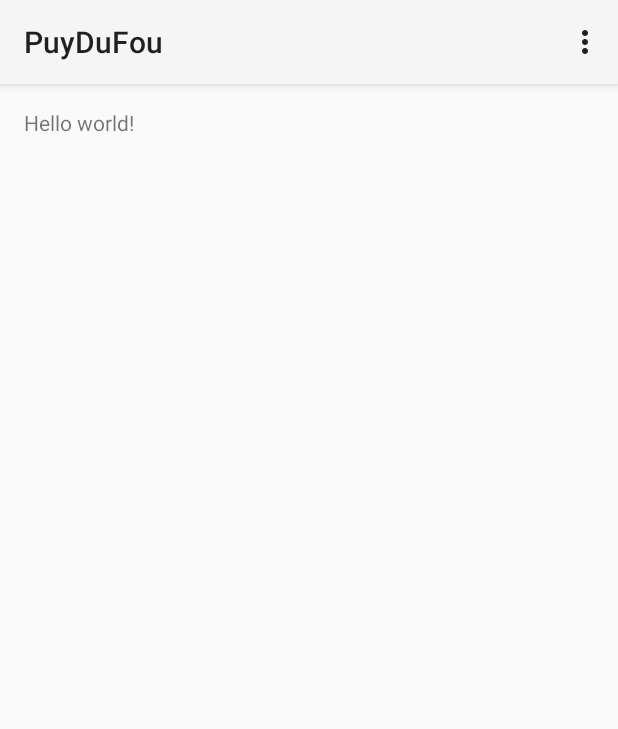
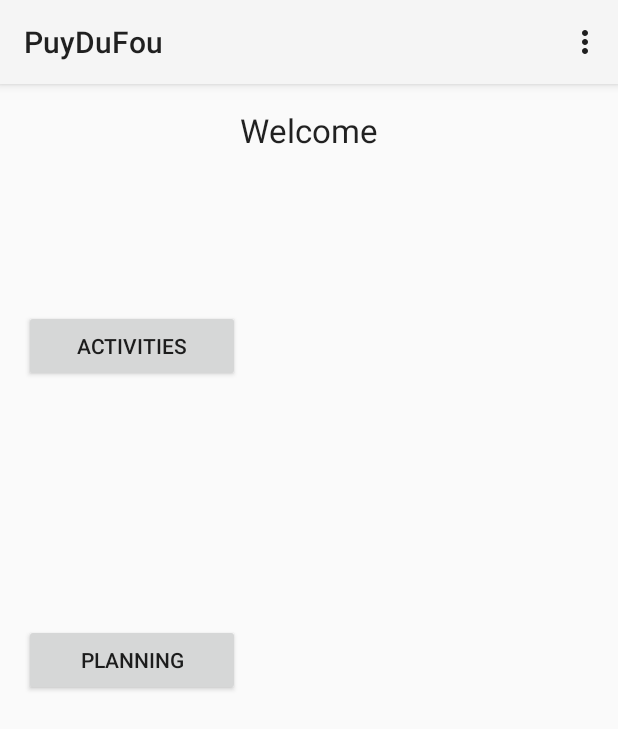
Before and after one commit to Adraca/MobiXar, an Android app: the screen it shows after launch (MainActivity), on a phone screen of 412 x 824 dp. Shown: the top 729 px of the screen. Run offline under Robolectric (Android 15) with nearby library versions, the phone set to English and light mode, and no system bars.

Commit message:
Première vue

```diff
--- a/PuyDuFou/app/src/main/java/mobixar/puydufou/MainActivity.java
+++ b/PuyDuFou/app/src/main/java/mobixar/puydufou/MainActivity.java
@@ -4,14 +4,20 @@ import android.app.Activity;
 import android.os.Bundle;
 import android.view.Menu;
 import android.view.MenuItem;
+import android.view.View;
+import android.widget.Button;
 
 
-public class MainActivity extends Activity {
+public class MainActivity extends Activity implements View.OnClickListener {
+    private Button btnActivity = null;
 
     @Override
     protected void onCreate(Bundle savedInstanceState) {
         super.onCreate(savedInstanceState);
         setContentView(R.layout.activity_main);
+
+        btnActivity = (Button) findViewById(R.id.btnActivity);
+        btnActivity.setOnClickListener(this);
     }
 
     @Override
@@ -35,4 +41,8 @@ public class MainActivity extends Activity {
 
         return super.onOptionsItemSelected(item);
     }
+
+    public void onClick(View v) {
+
+    }
 }
--- a/PuyDuFou/app/src/main/res/layout/activity_main.xml
+++ b/PuyDuFou/app/src/main/res/layout/activity_main.xml
@@ -1,11 +1,37 @@
 <RelativeLayout xmlns:android="http://schemas.android.com/apk/res/android"
-    xmlns:tools="http://schemas.android.com/tools" android:layout_width="match_parent"
-    android:layout_height="match_parent" android:paddingLeft="@dimen/activity_horizontal_margin"
+    xmlns:tools="http://schemas.android.com/tools"
+    android:layout_width="match_parent"
+    android:layout_height="match_parent"
+    android:paddingLeft="@dimen/activity_horizontal_margin"
     android:paddingRight="@dimen/activity_horizontal_margin"
     android:paddingTop="@dimen/activity_vertical_margin"
-    android:paddingBottom="@dimen/activity_vertical_margin" tools:context=".MainActivity">
+    android:paddingBottom="@dimen/activity_vertical_margin"
+    tools:context=".MainActivity">
 
-    <TextView android:text="@string/hello_world" android:layout_width="wrap_content"
-        android:layout_height="wrap_content" />
+    <TextView
+        android:layout_width="wrap_content"
+        android:layout_height="wrap_content"
+        android:textAppearance="?android:attr/textAppearanceLarge"
+        android:text="Welcome"
+        android:id="@+id/textBoxWelcome"
+        android:layout_alignParentTop="true"
+        android:layout_centerHorizontal="true" />
+
+    <Button
+        android:layout_width="150dp"
+        android:layout_height="wrap_content"
+        android:text="Activities"
+        android:id="@+id/btnActivity"
+        android:layout_below="@+id/textBoxWelcome"
+        android:layout_toStartOf="@+id/textBoxWelcome"
+        android:layout_marginTop="105dp" />
+
+    <Button
+        android:layout_width="150dp"
+        android:layout_height="wrap_content"
+        android:text="Planning"
+        android:id="@+id/btnPlanning"
+        android:layout_centerVertical="true"
+        android:layout_alignEnd="@+id/btnActivity" />
 
 </RelativeLayout>
```
Also changed, not shown: PuyDuFou/app/src/main/res/drawable/logo.jpg (added), 1 other file.
